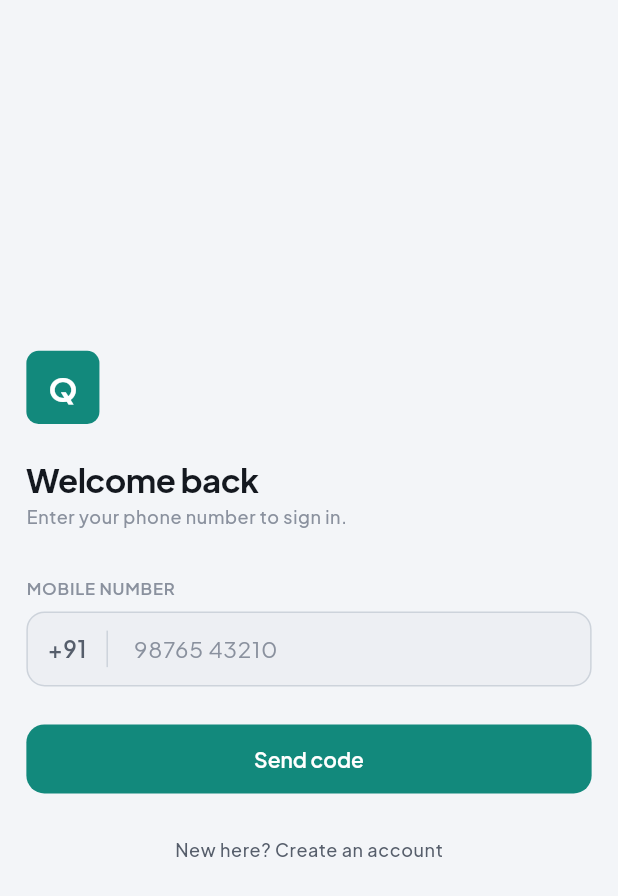
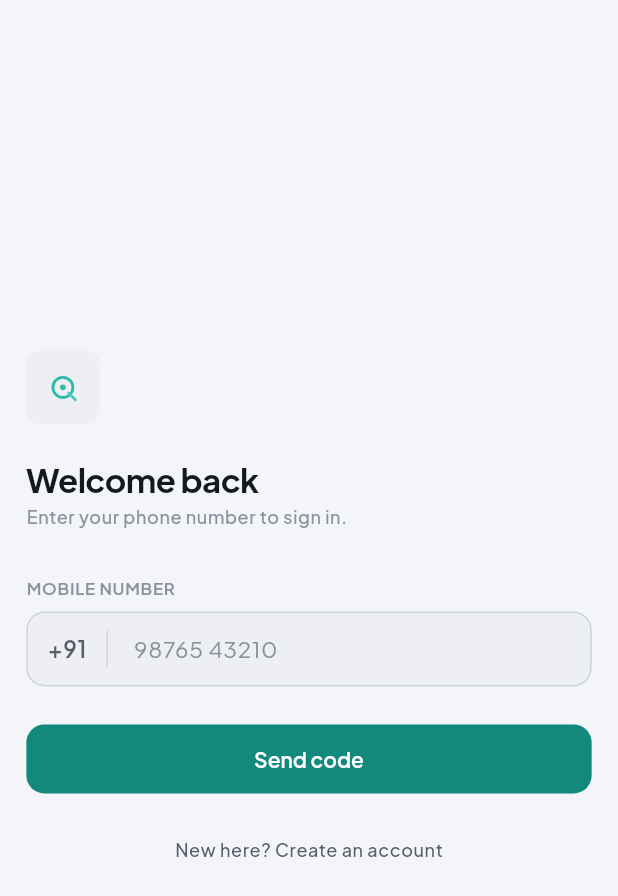
Before and after one commit to recurva/quiet_pass, a Flutter app: the screen it shows after launch, on a phone screen of 412 x 824 dp. Shown: the top 896 px of the screen. Run offline on Flutter 3.47's test engine with Material 3 defaults, Android fonts, the phone set to English and light mode, and no system bars; our stand-ins replace firebase_auth, firebase_core, firebase_messaging, flutter_local_notifications, flutter_riverpod, flutter_screenutil and 7 more; accounts and stored records are empty.

Commit message:
fix: replace placeholder logo with the final mark everywhere
New teal ring+tail+dot mark (assets/icon/quietpass_logo.svg) replaces
the old icon concept: launcher icon and splash screen now place the
mark on a soft dark tile (#161A21, DarkPalette.surface) with generous
padding instead of a flat filled block, regenerated via
flutter_launcher_icons and flutter_native_splash. Sign in/Sign up swap
their flat teal "Q" placeholder for the real mark (via the new
flutter_svg dependency) on the same tile treatment, and the house
header gets a small unobtrusive lockup next to the house name.

Co-Authored-By: Claude Sonnet 5 <noreply@anthropic.com>

```diff
--- a/frontend/lib/features/auth/phone_entry_page.dart
+++ b/frontend/lib/features/auth/phone_entry_page.dart
@@ -2,6 +2,7 @@ import 'package:flutter/material.dart';
 import 'package:flutter/services.dart';
 import 'package:flutter_riverpod/flutter_riverpod.dart';
 import 'package:flutter_screenutil/flutter_screenutil.dart';
+import 'package:flutter_svg/flutter_svg.dart';
 
 import '../../core/api_client.dart';
 import '../../core/validation.dart';
@@ -117,15 +118,13 @@ class _PhoneAuthPageState extends ConsumerState<_PhoneAuthPage> {
                 height: 48.r,
                 alignment: Alignment.center,
                 decoration: BoxDecoration(
-                  color: c.accent,
+                  color: c.surface2,
                   borderRadius: BorderRadius.circular(Radii.sm.r),
                 ),
-                child: Text(
-                  'Q',
-                  style: context.text.titleLarge?.copyWith(
-                    color: c.onAccent,
-                    fontWeight: FontWeight.w700,
-                  ),
+                child: SvgPicture.asset(
+                  'assets/icon/quietpass_logo.svg',
+                  width: 28.r,
+                  height: 28.r,
                 ),
               ),
               SizedBox(height: Space.lg.h),
```
Also changed, not shown: frontend/lib/features/groups/group_detail_page.dart (+18 -5 lines), frontend/pubspec.yaml (+15 -8 lines), frontend/assets/icon/icon.png, frontend/assets/icon/icon_foreground.png, frontend/assets/icon/quietpass_logo.svg (added), frontend/assets/icon/splash_mark.png, frontend/pubspec.lock, 75 other files.
